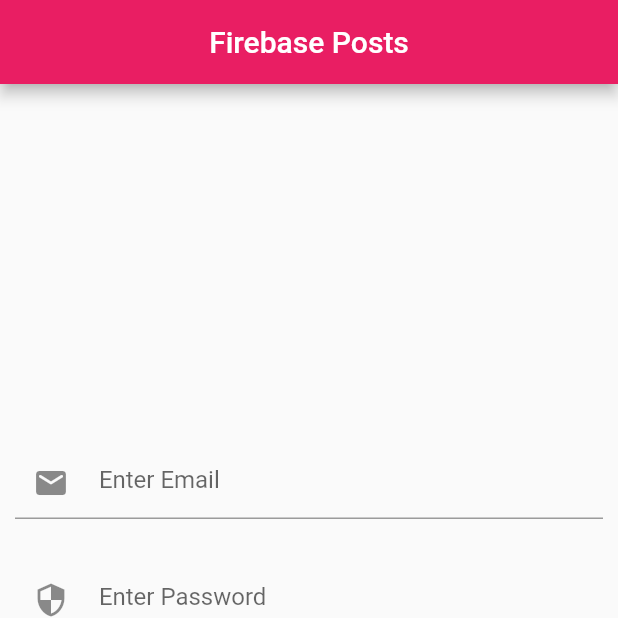
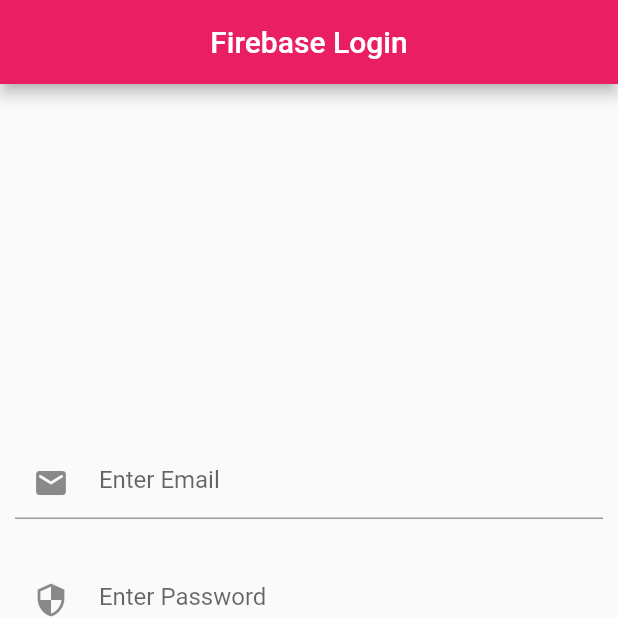
Before and after one commit to Malhar-Soomro/mad_project, a Flutter app: the screen it shows after launch, on a phone screen of 412 x 824 dp, the top half of it. Run offline on Flutter 3.47's test engine with Material 2 defaults, Android fonts, the phone set to English and light mode, and no system bars; our stand-ins replace cloud_firestore, firebase_auth, firebase_core, firebase_database, fluttertoast; accounts and stored records are empty.

Commit message:
removed id from posts page

```diff
--- a/lib/Auth/loginScreen.dart
+++ b/lib/Auth/loginScreen.dart
@@ -1,11 +1,8 @@
-// import 'package:fire_app/Auth/ForgotPassword.dart';
-// import 'package:fire_app/Auth/login_with_phone.dart';
 import 'package:fire_app/FireStore/firestore_posts.dart';
 import 'package:fire_app/Utils/utils.dart';
 import 'package:fire_app/Widgets/roundButton.dart';
 import 'package:firebase_auth/firebase_auth.dart';
 import 'package:flutter/material.dart';
-
 import 'SignupSreen.dart';
 
 class LoginScreen extends StatefulWidget {
@@ -68,7 +65,7 @@ class _LoginScreenState extends State<LoginScreen> {
   Widget build(BuildContext context) {
     return Scaffold(
       appBar: AppBar(
-        title: const Text("Firebase Posts"),
+        title: const Text("Firebase Login"),
         centerTitle: true,
         automaticallyImplyLeading: false,
       ),
@@ -142,29 +139,6 @@ class _LoginScreenState extends State<LoginScreen> {
           const SizedBox(
             height: 30,
           ),
-          // Center(
-          //   child: TextButton(
-          //     onPressed: () {
-          //       Navigator.push(
-          //           context,
-          //           MaterialPageRoute(
-          //               builder: (context) => const LoginWithPhone()));
-          //     },
-          //     child: const Text("Login Via Phone ?"),
-          //   ),
-          // ),
-          // Align(
-          //   alignment: Alignment.bottomRight,
-          //   child: TextButton(
-          //       onPressed: () {
-          //         Navigator.push(
-          //             context,
-          //             MaterialPageRoute(
-          //                 builder: (context) => const ForgotPasswordScreen()));
-          //       },
-          //       child: const Text("Forgot Password"),
-          //     ),
-          // ),
         ],
       ),
     );
--- a/lib/FireStore/firestore_posts.dart
+++ b/lib/FireStore/firestore_posts.dart
@@ -4,6 +4,7 @@ import 'package:fire_app/FireStore/FireStoreAddScreen.dart';
 import 'package:fire_app/Utils/utils.dart';
 import 'package:firebase_auth/firebase_auth.dart';
 import 'package:flutter/material.dart';
+
 class PostScreenFireStore extends StatefulWidget {
   const PostScreenFireStore({super.key});
 
@@ -64,8 +65,8 @@ class _PostScreenFireStoreState extends State<PostScreenFireStore> {
                     return ListTile(
                       title:
                           Text(snapshot.data!.docs[index]["title"].toString()),
-                      subtitle:
-                          Text(snapshot.data!.docs[index]["id"].toString()),
+                      // subtitle:
+                      //     Text(snapshot.data!.docs[index]["id"].toString()),
                       trailing: PopupMenuButton(
                         icon: const Icon(Icons.more_vert),
                         itemBuilder: (context) {
```
Also changed, not shown: pubspec.yaml (+2 -5 lines).
